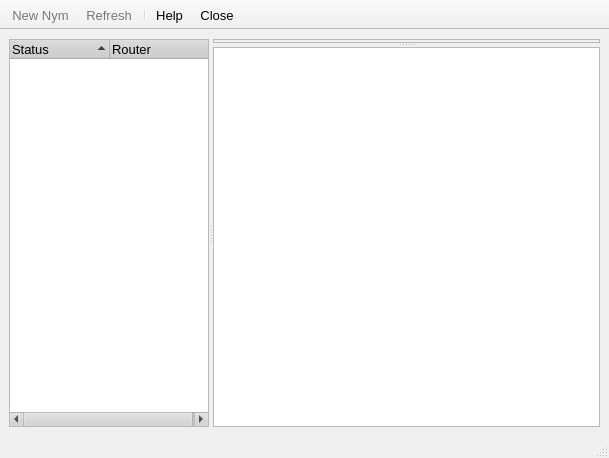
Qt form src/gui/network/netviewer.ui (a-ilin/vidalia) before a commit.
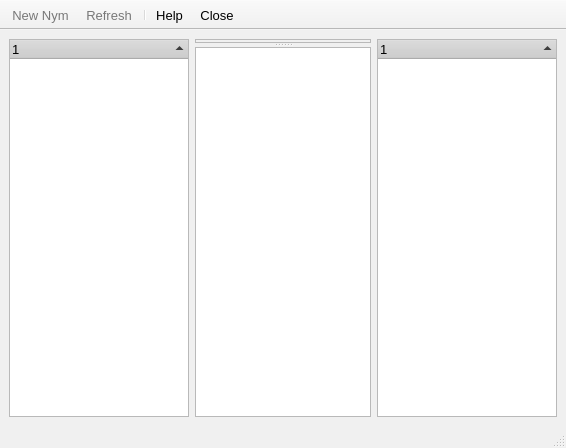
The same form after that commit. Icons and pictures are not drawn. Custom widgets are drawn as their Qt base class.

Commit message:
Quick add a tree widget for Matt to play with before work.
svn:r860

What changed in the file:
```diff
--- a/src/gui/network/netviewer.ui
+++ b/src/gui/network/netviewer.ui
@@ -8,8 +8,8 @@
    <rect>
     <x>0</x>
     <y>0</y>
-    <width>609</width>
-    <height>458</height>
+    <width>566</width>
+    <height>448</height>
    </rect>
   </property>
   <property name="sizePolicy" >
@@ -309,7 +309,7 @@
    <enum>Qt::ToolButtonTextUnderIcon</enum>
   </property>
   <widget class="QWidget" name="centralwidget" >
-   <layout class="QVBoxLayout" >
+   <layout class="QHBoxLayout" >
     <property name="margin" >
      <number>9</number>
     </property>
@@ -317,28 +317,27 @@
      <number>6</number>
     </property>
     <item>
-     <widget class="QSplitter" name="" >
-      <property name="orientation" >
-       <enum>Qt::Horizontal</enum>
-      </property>
-      <property name="childrenCollapsible" >
-       <bool>false</bool>
-      </property>
       <widget class="RouterListWidget" name="treeRouterList" >
        <property name="sizePolicy" >
         <sizepolicy>
-         <hsizetype>7</hsizetype>
+        <hsizetype>0</hsizetype>
          <vsizetype>7</vsizetype>
-         <horstretch>1</horstretch>
+        <horstretch>0</horstretch>
          <verstretch>0</verstretch>
         </sizepolicy>
        </property>
        <property name="minimumSize" >
         <size>
-         <width>200</width>
+        <width>180</width>
          <height>0</height>
         </size>
        </property>
+      <property name="maximumSize" >
+       <size>
+        <width>180</width>
+        <height>16777215</height>
+       </size>
+      </property>
        <property name="contextMenuPolicy" >
         <enum>Qt::NoContextMenu</enum>
        </property>
@@ -348,23 +347,15 @@
        <property name="sortingEnabled" >
         <bool>true</bool>
        </property>
-       <column>
-        <property name="text" >
-         <string>Status</string>
-        </property>
-       </column>
-       <column>
-        <property name="text" >
-         <string>Router</string>
-        </property>
-       </column>
-      </widget>
+     </widget>
+    </item>
+    <item>
       <widget class="QSplitter" name="" >
        <property name="sizePolicy" >
         <sizepolicy>
-         <hsizetype>5</hsizetype>
+        <hsizetype>7</hsizetype>
          <vsizetype>7</vsizetype>
-         <horstretch>100</horstretch>
+        <horstretch>0</horstretch>
          <verstretch>0</verstretch>
         </sizepolicy>
        </property>
@@ -377,8 +368,8 @@
        <widget class="QFrame" name="frmMap" >
         <property name="sizePolicy" >
          <sizepolicy>
-          <hsizetype>5</hsizetype>
-          <vsizetype>5</vsizetype>
+         <hsizetype>7</hsizetype>
+         <vsizetype>7</vsizetype>
           <horstretch>0</horstretch>
           <verstretch>0</verstretch>
          </sizepolicy>
@@ -412,14 +403,6 @@
         </layout>
        </widget>
        <widget class="RouterDescriptorView" name="textRouterInfo" >
-        <property name="sizePolicy" >
-         <sizepolicy>
-          <hsizetype>7</hsizetype>
-          <vsizetype>7</vsizetype>
-          <horstretch>0</horstretch>
-          <verstretch>0</verstretch>
-         </sizepolicy>
-        </property>
         <property name="contextMenuPolicy" >
          <enum>Qt::NoContextMenu</enum>
         </property>
@@ -428,6 +411,38 @@
         </property>
        </widget>
       </widget>
+    </item>
+    <item>
+     <widget class="RouterListWidget" name="treeCircuitList" >
+      <property name="sizePolicy" >
+       <sizepolicy>
+        <hsizetype>0</hsizetype>
+        <vsizetype>7</vsizetype>
+        <horstretch>1</horstretch>
+        <verstretch>0</verstretch>
+       </sizepolicy>
+      </property>
+      <property name="minimumSize" >
+       <size>
+        <width>180</width>
+        <height>0</height>
+       </size>
+      </property>
+      <property name="maximumSize" >
+       <size>
+        <width>180</width>
+        <height>16777215</height>
+       </size>
+      </property>
+      <property name="contextMenuPolicy" >
+       <enum>Qt::NoContextMenu</enum>
+      </property>
+      <property name="statusTip" >
+       <string/>
+      </property>
+      <property name="sortingEnabled" >
+       <bool>true</bool>
+      </property>
      </widget>
     </item>
    </layout>
@@ -436,9 +451,9 @@
    <property name="geometry" >
     <rect>
      <x>0</x>
-     <y>436</y>
-     <width>609</width>
-     <height>22</height>
+     <y>424</y>
+     <width>566</width>
+     <height>24</height>
     </rect>
    </property>
   </widget>
@@ -549,13 +564,6 @@
  </widget>
  <pixmapfunction></pixmapfunction>
  <customwidgets>
-  <customwidget>
-   <class>RouterListWidget</class>
-   <extends>QTreeWidget</extends>
-   <header>gui/network/routerlistwidget.h</header>
-   <container>0</container>
-   <pixmap></pixmap>
-  </customwidget>
   <customwidget>
    <class>RouterDescriptorView</class>
    <extends>QTextEdit</extends>
@@ -563,6 +571,13 @@
    <container>0</container>
    <pixmap></pixmap>
   </customwidget>
+  <customwidget>
+   <class>RouterListWidget</class>
+   <extends>QTreeWidget</extends>
+   <header>gui/network/routerlistwidget.h</header>
+   <container>0</container>
+   <pixmap></pixmap>
+  </customwidget>
  </customwidgets>
  <resources>
   <include location="../res/vidalia_common.qrc" />
```
Lines whose indentation alone changed are shown as unchanged.
